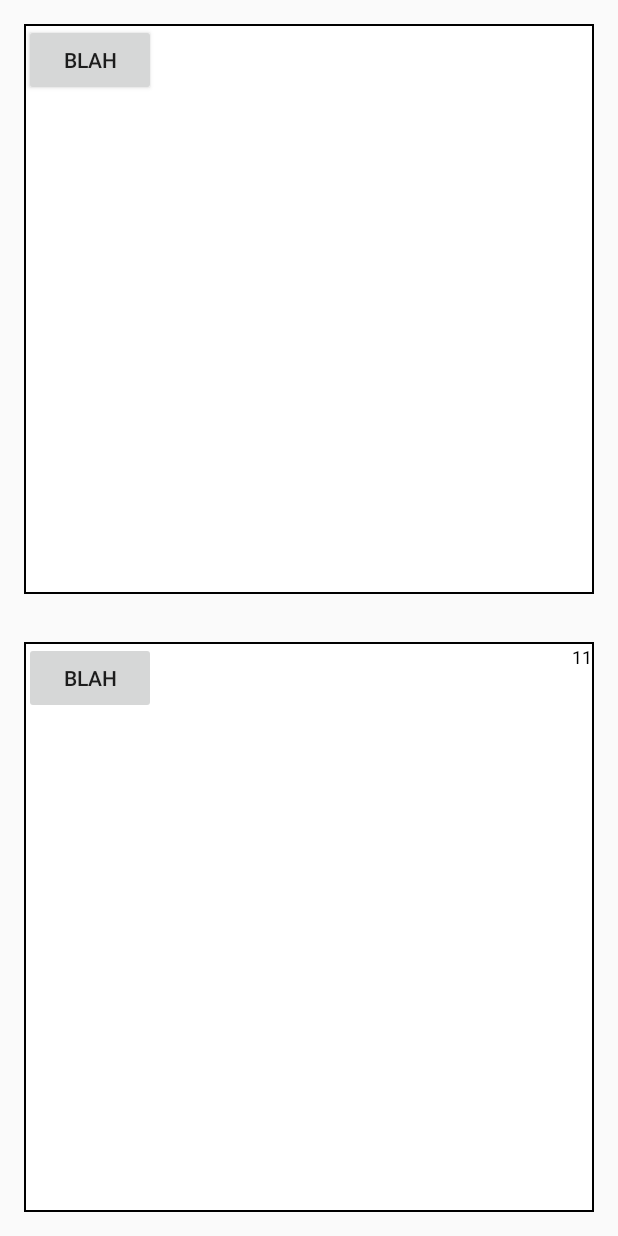
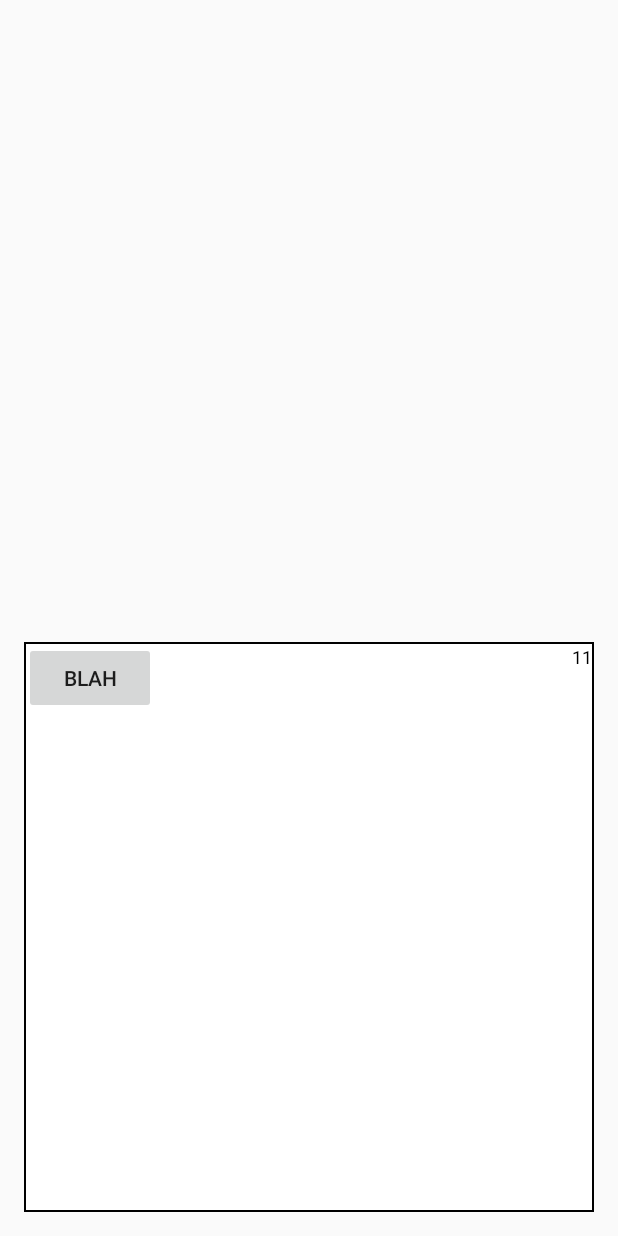
Before and after one commit to wujek-srujek/ContiServer, an Android app: the screen it shows after launch (MainActivity), on a phone screen of 412 x 824 dp. Run offline under Robolectric (Android 15) with nearby library versions, the phone set to English and light mode, and no system bars.

Commit message:
Moves real app off-screen

```diff
--- a/app/src/main/java/com/jambit/conti/MainActivity.java
+++ b/app/src/main/java/com/jambit/conti/MainActivity.java
@@ -124,6 +124,9 @@ public class MainActivity extends ActionBarActivity {
             ccss = new CCSS(width * height * 4, new BitmapDrawableMirrorScreen(bitmapDrawable));
             ccss.setTouchListener(new LocalTouchDispatcher(appView));
 
+            // move the app off-screen - the real app should not be shown
+            appView.setX(-width);
+
             // start
             updateMirror();
 
```
